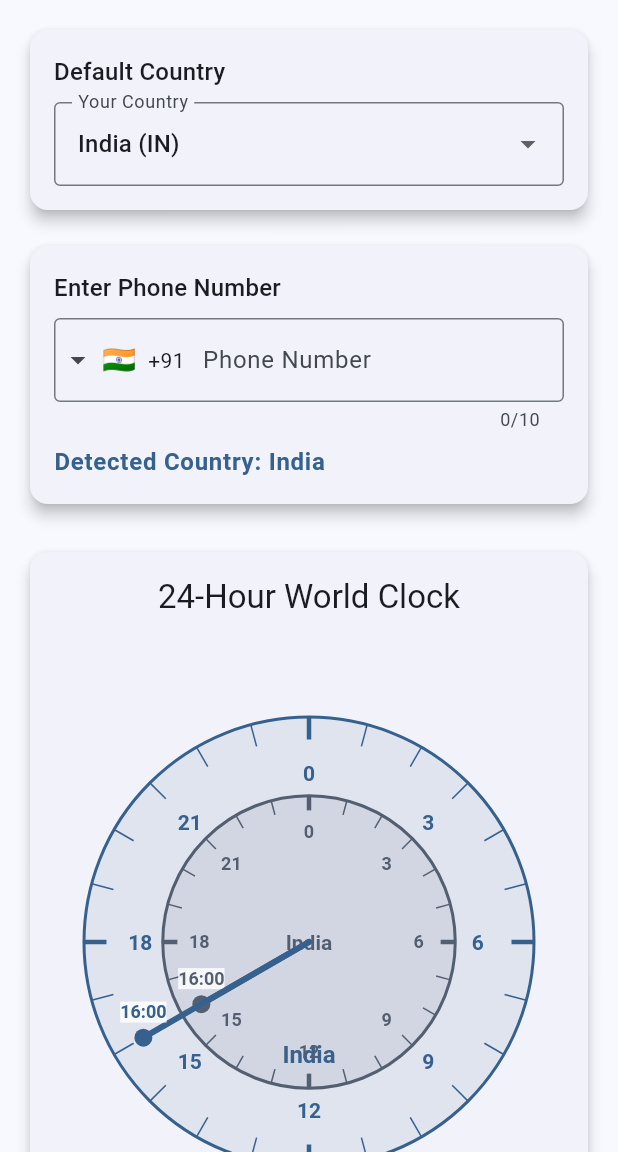
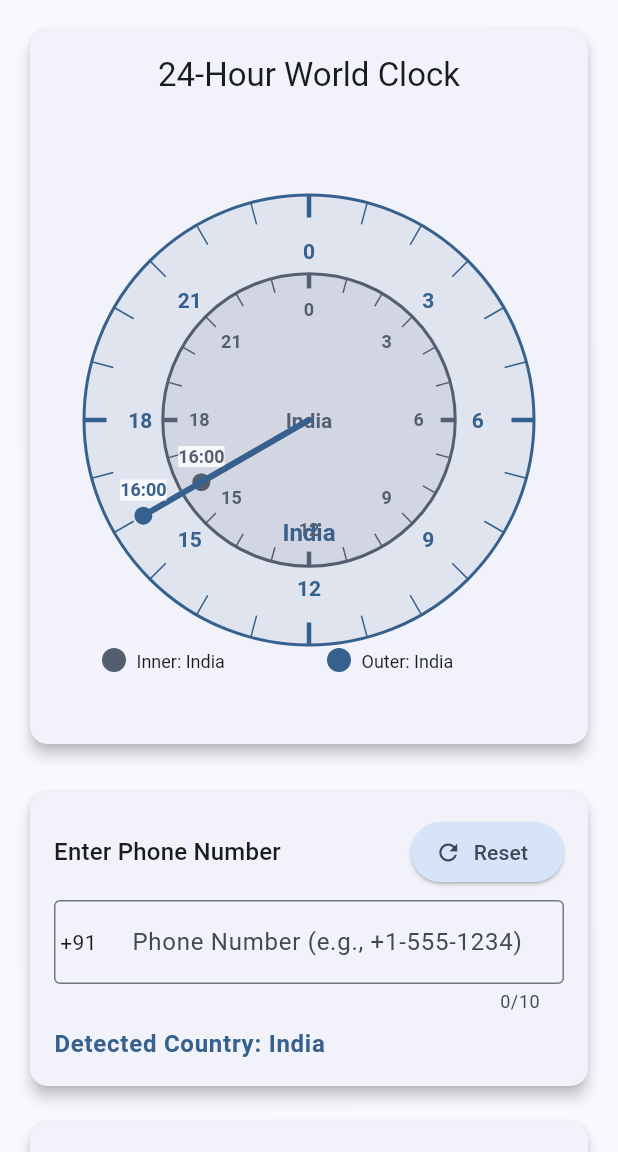
Before and after one commit to anandanmb01/telephone_world_clock, a Flutter app: the screen it shows after launch, on a phone screen of 412 x 824 dp, the part 84-1236 px from its top. Run offline on Flutter 3.47's test engine with Material 3 defaults, Android fonts, the phone set to English and light mode, and no system bars; drawn by our look-alikes of intl_phone_field.

Commit message:
Redesign UI layout and add reset functionality
- Moved 24-hour clock to the top of the screen
- Removed country dropdown from phone input field
- Added reset button to clear phone number and reset clock state
- Phone input now detects country automatically as user types
- Outer clock circle rotates based on detected country timezone
- Reorganized layout: Clock → Phone Input → Default Country → Time Converter
- Added phone controller for clearing input
- Reset button clears both time converters and phone field

```diff
--- a/lib/main.dart
+++ b/lib/main.dart
@@ -52,6 +52,7 @@ class _WorldClockHomePageState extends State<WorldClockHomePage> {
   Timer? _timer;
   DateTime _currentTime = DateTime.now();
 
+  final TextEditingController _phoneController = TextEditingController();
   final TextEditingController _localTimeController = TextEditingController();
   final TextEditingController _remoteTimeController = TextEditingController();
 
@@ -97,9 +98,20 @@ class _WorldClockHomePageState extends State<WorldClockHomePage> {
   @override
   void dispose() {
     _timer?.cancel();
+    _phoneController.dispose();
     _localTimeController.dispose();
     _remoteTimeController.dispose();
     super.dispose();
+  }
+
+  void _resetPhoneNumber() {
+    setState(() {
+      _phoneController.clear();
+      _phoneCountryCode = 'IN';
+      _phoneOffset = 330;
+      _localTimeController.clear();
+      _remoteTimeController.clear();
+    });
   }
 
   void _onPhoneChanged(PhoneNumber phone) {
@@ -162,75 +174,7 @@ class _WorldClockHomePageState extends State<WorldClockHomePage> {
         child: Column(
           crossAxisAlignment: CrossAxisAlignment.stretch,
           children: [
-            Card(
-              elevation: 4,
-              child: Padding(
-                padding: const EdgeInsets.all(16.0),
-                child: Column(
-                  crossAxisAlignment: CrossAxisAlignment.start,
-                  children: [
-                    Text(
-                      'Default Country',
-                      style: Theme.of(context).textTheme.titleMedium,
-                    ),
-                    const SizedBox(height: 8),
-                    DropdownButtonFormField<String>(
-                      value: _selectedCountryCode,
-                      decoration: const InputDecoration(
-                        border: OutlineInputBorder(),
-                        labelText: 'Your Country',
-                      ),
-                      items: _countryData.entries.map((entry) {
-                        return DropdownMenuItem(
-                          value: entry.key,
-                          child: Text('${entry.value['name']} (${entry.key})'),
-                        );
-                      }).toList(),
-                      onChanged: (value) {
-                        setState(() {
-                          _selectedCountryCode = value ?? 'IN';
-                          _localOffset = _countryData[_selectedCountryCode]?['offset'] ?? 330;
-                        });
-                      },
-                    ),
-                  ],
-                ),
-              ),
-            ),
-            const SizedBox(height: 16),
-            Card(
-              elevation: 4,
-              child: Padding(
-                padding: const EdgeInsets.all(16.0),
-                child: Column(
-                  crossAxisAlignment: CrossAxisAlignment.start,
-                  children: [
-                    Text(
-                      'Enter Phone Number',
-                      style: Theme.of(context).textTheme.titleMedium,
-                    ),
-                    const SizedBox(height: 8),
-                    IntlPhoneField(
-                      decoration: const InputDecoration(
-                        labelText: 'Phone Number',
-                        border: OutlineInputBorder(),
-                      ),
-                      initialCountryCode: 'IN',
-                      onChanged: _onPhoneChanged,
-                    ),
-                    const SizedBox(height: 8),
-                    Text(
-                      'Detected Country: ${_countryData[_phoneCountryCode]?['name'] ?? 'Unknown'}',
-                      style: Theme.of(context).textTheme.bodyLarge?.copyWith(
-                        fontWeight: FontWeight.bold,
-                        color: Theme.of(context).colorScheme.primary,
-                      ),
-                    ),
-                  ],
-                ),
-              ),
-            ),
-            const SizedBox(height: 24),
+            // Clock at the top
             Card(
               elevation: 4,
               child: Padding(
@@ -257,6 +201,95 @@ class _WorldClockHomePageState extends State<WorldClockHomePage> {
               ),
             ),
             const SizedBox(height: 24),
+            // Phone number input with reset button
+            Card(
+              elevation: 4,
+              child: Padding(
+                padding: const EdgeInsets.all(16.0),
+                child: Column(
+                  crossAxisAlignment: CrossAxisAlignment.start,
+                  children: [
+                    Row(
+                      mainAxisAlignment: MainAxisAlignment.spaceBetween,
+                      children: [
+                        Text(
+                          'Enter Phone Number',
+                          style: Theme.of(context).textTheme.titleMedium,
+                        ),
+                        ElevatedButton.icon(
+                          onPressed: _resetPhoneNumber,
+                          icon: const Icon(Icons.refresh),
+                          label: const Text('Reset'),
+                          style: ElevatedButton.styleFrom(
+                            backgroundColor: Theme.of(context).colorScheme.secondaryContainer,
+                            foregroundColor: Theme.of(context).colorScheme.onSecondaryContainer,
+                          ),
+                        ),
+                      ],
+                    ),
+                    const SizedBox(height: 8),
+                    IntlPhoneField(
+                      controller: _phoneController,
+                      decoration: const InputDecoration(
+                        labelText: 'Phone Number (e.g., +1-555-1234)',
+                        border: OutlineInputBorder(),
+                      ),
+                      initialCountryCode: 'IN',
+                      showCountryFlag: false,
+                      showDropdownIcon: false,
+                      onChanged: _onPhoneChanged,
+                    ),
+                    const SizedBox(height: 8),
+                    Text(
+                      'Detected Country: ${_countryData[_phoneCountryCode]?['name'] ?? 'Unknown'}',
+                      style: Theme.of(context).textTheme.bodyLarge?.copyWith(
+                        fontWeight: FontWeight.bold,
+                        color: Theme.of(context).colorScheme.primary,
+                      ),
+                    ),
+                  ],
+                ),
+              ),
+            ),
+            const SizedBox(height: 16),
+            // Default country selection
+            Card(
+              elevation: 4,
+              child: Padding(
+                padding: const EdgeInsets.all(16.0),
+                child: Column(
+                  crossAxisAlignment: CrossAxisAlignment.start,
+                  children: [
+                    Text(
+                      'Your Default Country',
+                      style: Theme.of(context).textTheme.titleMedium,
+                    ),
+                    const SizedBox(height: 8),
+                    DropdownButtonFormField<String>(
+                      value: _selectedCountryCode,
+                      decoration: const InputDecoration(
+                        border: OutlineInputBorder(),
+                        labelText: 'Select Your Country',
+                      ),
+                      items: _countryData.entries.map((entry) {
+                        return DropdownMenuItem(
+                          value: entry.key,
+                          child: Text('${entry.value['name']} (${entry.key})'),
+                        );
+                      }).toList(),
+                      onChanged: (value) {
+                        setState(() {
+                          _selectedCountryCode = value ?? 'IN';
+                          _localOffset = _countryData[_selectedCountryCode]?['offset'] ?? 330;
+                        });
+                      },
+                    ),
+                  ],
+                ),
+              ),
+            ),
+            const SizedBox(height: 24),
+            // Time converter
             Card(
               elevation: 4,
               child: Padding(
```
